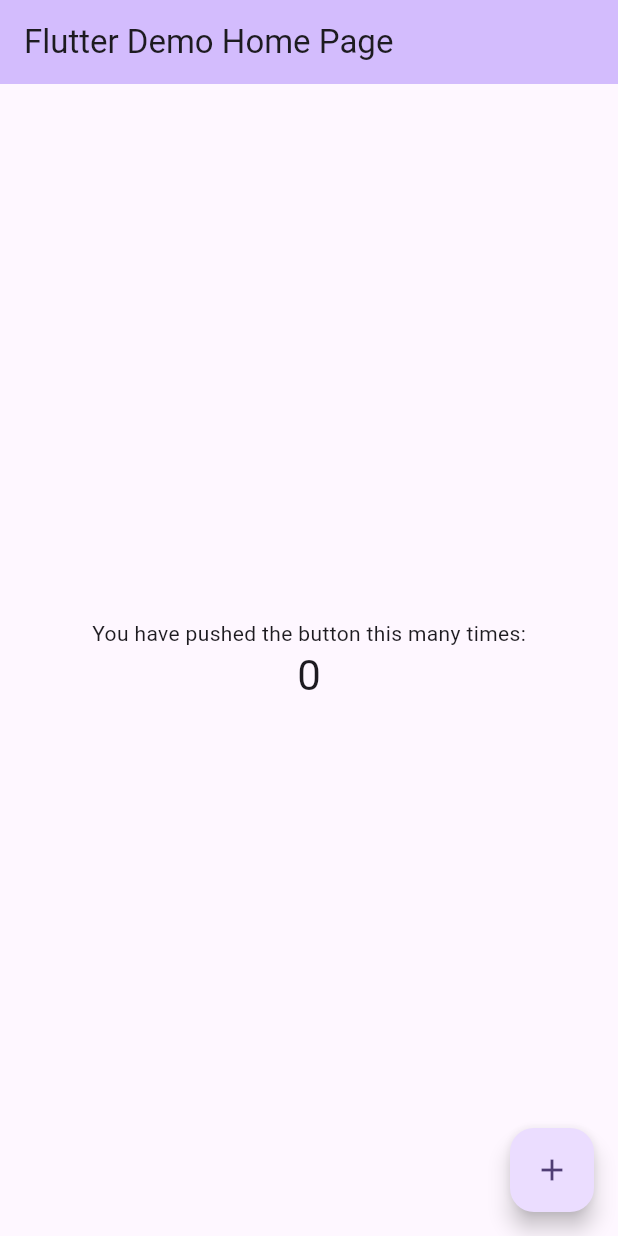
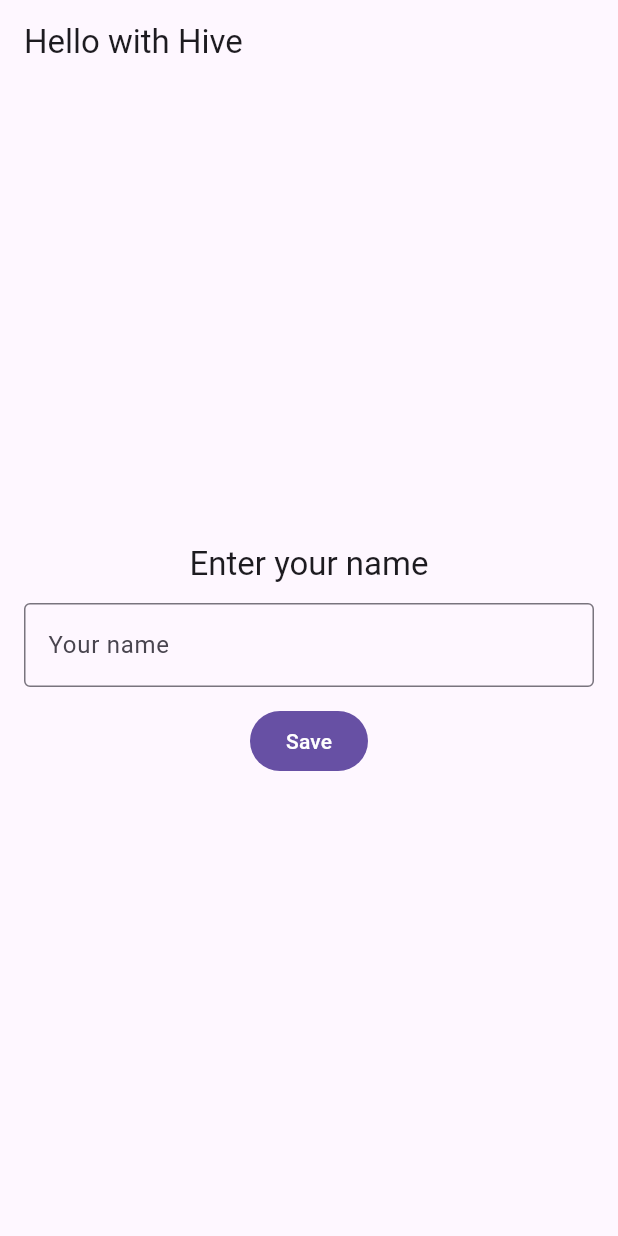
Before and after one commit to Chandan2612/local-repo, a Flutter app: the screen it shows after launch, on a phone screen of 412 x 824 dp. Run offline on Flutter 3.47's test engine with Material 3 defaults, Android fonts, the light colour scheme and no system bars; our stand-ins replace hive_flutter; accounts and stored records are empty.

Commit message:
hive created

```diff
--- a/local_hive/lib/main.dart
+++ b/local_hive/lib/main.dart
@@ -1,122 +1,145 @@
+
 import 'package:flutter/material.dart';
+import 'package:hive_flutter/hive_flutter.dart';
 
-void main() {
+const String kUserBox = 'userBox';
+const String kUsernameKey = 'username';
+
+void main() async {
+  WidgetsFlutterBinding.ensureInitialized();
+  await Hive.initFlutter(); // Init Hive (works on Android/iOS/Web/Desktop)
+  await Hive.openBox(kUserBox); // Open a simple box
   runApp(const MyApp());
 }
 
 class MyApp extends StatelessWidget {
   const MyApp({super.key});
-
-  // This widget is the root of your application.
   @override
   Widget build(BuildContext context) {
     return MaterialApp(
-      title: 'Flutter Demo',
-      theme: ThemeData(
-        // This is the theme of your application.
-        //
-        // TRY THIS: Try running your application with "flutter run". You'll see
-        // the application has a purple toolbar. Then, without quitting the app,
-        // try changing the seedColor in the colorScheme below to Colors.green
-        // and then invoke "hot reload" (save your changes or press the "hot
-        // reload" button in a Flutter-supported IDE, or press "r" if you used
-        // the command line to start the app).
-        //
-        // Notice that the counter didn't reset back to zero; the application
-        // state is not lost during the reload. To reset the state, use hot
-        // restart instead.
-        //
-        // This works for code too, not just values: Most code changes can be
-        // tested with just a hot reload.
-        colorScheme: ColorScheme.fromSeed(seedColor: Colors.deepPurple),
-      ),
-      home: const MyHomePage(title: 'Flutter Demo Home Page'),
+      title: 'Hive Username Demo',
+      theme: ThemeData(useMaterial3: true),
+      home: const NameScreen(),
     );
   }
 }
 
-class MyHomePage extends StatefulWidget {
-  const MyHomePage({super.key, required this.title});
+class NameScreen extends StatefulWidget {
+  const NameScreen({super.key});
+  @override
+  State<NameScreen> createState() => _NameScreenState();
+}
 
-  // This widget is the home page of your application. It is stateful, meaning
-  // that it has a State object (defined below) that contains fields that affect
-  // how it looks.
-
-  // This class is the configuration for the state. It holds the values (in this
-  // case the title) provided by the parent (in this case the App widget) and
-  // used by the build method of the State. Fields in a Widget subclass are
-  // always marked "final".
-
-  final String title;
+class _NameScreenState extends State<NameScreen> {
+  late final Box _box;
+  final TextEditingController _controller = TextEditingController();
+  bool _editing = false;
 
   @override
-  State<MyHomePage> createState() => _MyHomePageState();
-}
+  void initState() {
+    super.initState();
+    _box = Hive.box(kUserBox);
+    final saved = _box.get(kUsernameKey) as String?;
+    _controller.text = saved ?? '';
+  }
 
-class _MyHomePageState extends State<MyHomePage> {
-  int _counter = 0;
+  Future<void> _save() async {
+    final name = _controller.text.trim();
+    if (name.isEmpty) {
+      _showSnack('Name can’t be empty');
+      return;
+    }
+    await _box.put(kUsernameKey, name);
+    setState(() => _editing = false);
+    _showSnack('Saved');
+  }
 
-  void _incrementCounter() {
+  Future<void> _delete() async {
+    await _box.delete(kUsernameKey);
     setState(() {
-      // This call to setState tells the Flutter framework that something has
-      // changed in this State, which causes it to rerun the build method below
-      // so that the display can reflect the updated values. If we changed
-      // _counter without calling setState(), then the build method would not be
-      // called again, and so nothing would appear to happen.
-      _counter++;
+      _controller.clear();
+      _editing = true; // Switch to input mode after delete
     });
+    _showSnack('Deleted');
+  }
+
+  void _startEdit() {
+    setState(() => _editing = true);
+  }
+
+  void _cancelEdit() {
+    final saved = _box.get(kUsernameKey) as String?;
+    setState(() {
+      _controller.text = saved ?? '';
+      _editing = false;
+    });
+  }
+
+  void _showSnack(String msg) {
+    ScaffoldMessenger.of(context).showSnackBar(SnackBar(content: Text(msg)));
   }
 
   @override
   Widget build(BuildContext context) {
-    // This method is rerun every time setState is called, for instance as done
-    // by the _incrementCounter method above.
-    //
-    // The Flutter framework has been optimized to make rerunning build methods
-    // fast, so that you can just rebuild anything that needs updating rather
-    // than having to individually change instances of widgets.
+    final savedName = _box.get(kUsernameKey) as String?;
+    final hasName = savedName != null && savedName.isNotEmpty;
+
     return Scaffold(
-      appBar: AppBar(
-        // TRY THIS: Try changing the color here to a specific color (to
-        // Colors.amber, perhaps?) and trigger a hot reload to see the AppBar
-        // change color while the other colors stay the same.
-        backgroundColor: Theme.of(context).colorScheme.inversePrimary,
-        // Here we take the value from the MyHomePage object that was created by
-        // the App.build method, and use it to set our appbar title.
-        title: Text(widget.title),
-      ),
+      appBar: AppBar(title: const Text('Hello with Hive')),
       body: Center(
-        // Center is a layout widget. It takes a single child and positions it
-        // in the middle of the parent.
-        child: Column(
-          // Column is also a layout widget. It takes a list of children and
-          // arranges them vertically. By default, it sizes itself to fit its
-          // children horizontally, and tries to be as tall as its parent.
-          //
-          // Column has various properties to control how it sizes itself and
-          // how it positions its children. Here we use mainAxisAlignment to
-          // center the children vertically; the main axis here is the vertical
-          // axis because Columns are vertical (the cross axis would be
-          // horizontal).
-          //
-          // TRY THIS: Invoke "debug painting" (choose the "Toggle Debug Paint"
-          // action in the IDE, or press "p" in the console), to see the
-          // wireframe for each widget.
-          mainAxisAlignment: MainAxisAlignment.center,
-          children: <Widget>[
-            const Text('You have pushed the button this many times:'),
-            Text(
-              '$_counter',
-              style: Theme.of(context).textTheme.headlineMedium,
+        child: ConstrainedBox(
+          constraints: const BoxConstraints(maxWidth: 420),
+          child: Padding(
+            padding: const EdgeInsets.all(16),
+            child: Column(
+              mainAxisSize: MainAxisSize.min,
+              children: [
+                if (hasName && !_editing) ...[
+                  Text('Welcome, $savedName 👋', style: Theme.of(context).textTheme.headlineSmall),
+                  const SizedBox(height: 16),
+                  Row(
+                    mainAxisAlignment: MainAxisAlignment.center,
+                    children: [
+                      FilledButton(onPressed: _startEdit, child: const Text('Edit')),
+                      const SizedBox(width: 12),
+                      OutlinedButton(onPressed: _delete, child: const Text('Delete')),
+                    ],
+                  ),
+                ] else ...[
+                  Text('Enter your name', style: Theme.of(context).textTheme.titleLarge),
+                  const SizedBox(height: 12),
+                  TextField(
+                    controller: _controller,
+                    textInputAction: TextInputAction.done,
+                    onSubmitted: (_) => _save(),
+                    decoration: const InputDecoration(
+                      border: OutlineInputBorder(),
+                      hintText: 'Your name',
+                    ),
+                  ),
+                  const SizedBox(height: 12),
+                  Row(
+                    mainAxisAlignment: MainAxisAlignment.center,
+                    children: [
+                      FilledButton(onPressed: _save, child: const Text('Save')),
+                      if (hasName) ...[
+                        const SizedBox(width: 12),
+                        OutlinedButton(onPressed: _cancelEdit, child: const Text('Cancel')),
+                      ],
+                    ],
+                  ),
+                ],
+              ],
             ),
-          ],
+          ),
         ),
       ),
-      floatingActionButton: FloatingActionButton(
-        onPressed: _incrementCounter,
-        tooltip: 'Increment',
-        child: const Icon(Icons.add),
-      ), // This trailing comma makes auto-formatting nicer for build methods.
     );
   }
+
+  @override
+  void dispose() {
+    _controller.dispose();
+    super.dispose();
+  }
 }
--- a/local_hive/pubspec.yaml
+++ b/local_hive/pubspec.yaml
@@ -34,6 +34,10 @@ dependencies:
   # The following adds the Cupertino Icons font to your application.
   # Use with the CupertinoIcons class for iOS style icons.
   cupertino_icons: ^1.0.8
+  http: ^1.5.0
+  url_launcher: ^6.3.2
+  hive: ^2.2.3
+  hive_flutter: ^1.1.0
 
 dev_dependencies:
   flutter_test:
```
Also changed, not shown: 1 other file.
